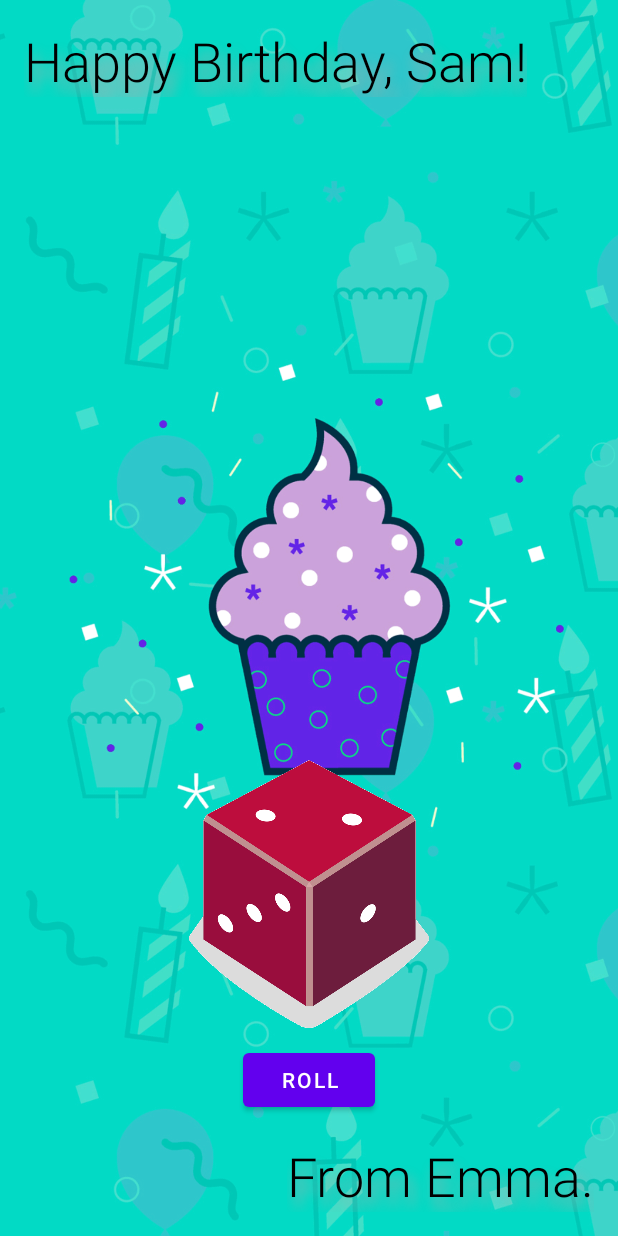
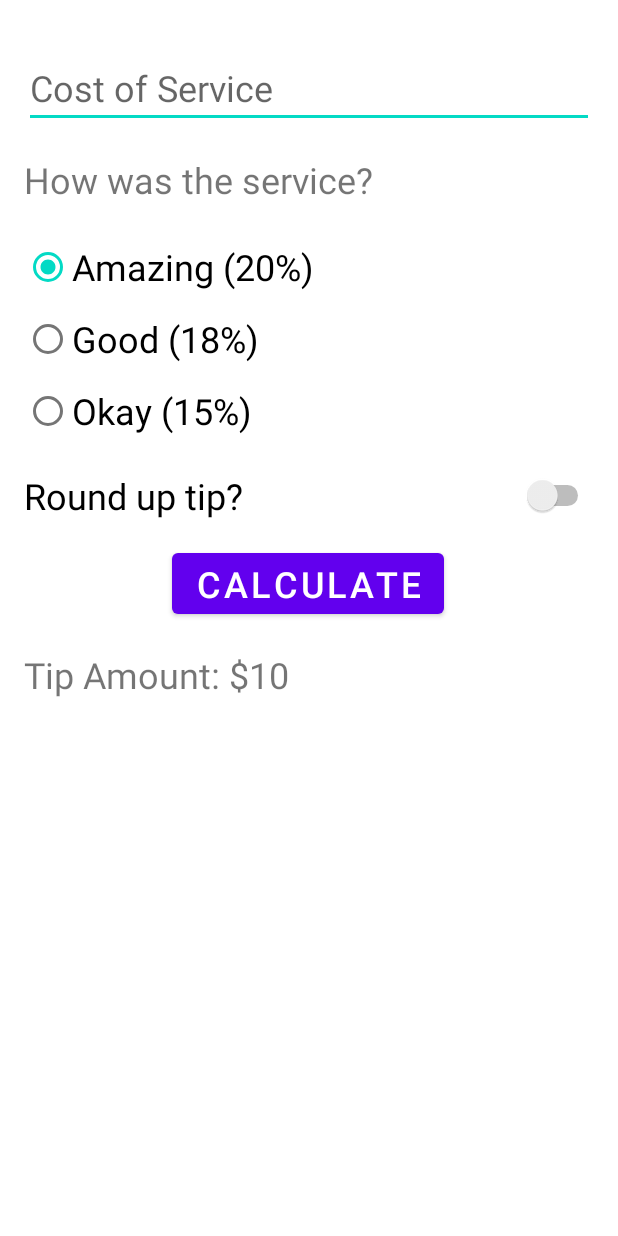
Before and after one commit to ilpwork/HappyBirthday, an Android app: the layout activity_main.xml on its own in the app's theme, with its tools: preview values and no code run, on a phone screen of 412 x 824 dp. Run offline under Robolectric (Android 15) with nearby library versions, the phone set to English and light mode, and no system bars.

Commit message:
Calculate Tip

```diff
--- a/app/build.gradle
+++ b/app/build.gradle
@@ -16,7 +16,9 @@ android {
 
         testInstrumentationRunner "androidx.test.runner.AndroidJUnitRunner"
     }
-
+    buildFeatures {
+        viewBinding = true
+    }
     buildTypes {
         release {
             minifyEnabled false
--- a/app/src/main/res/layout/activity_main.xml
+++ b/app/src/main/res/layout/activity_main.xml
@@ -4,73 +4,110 @@
     xmlns:tools="http://schemas.android.com/tools"
     android:layout_width="match_parent"
     android:layout_height="match_parent"
-    tools:context=".MainActivity">
+    tools:context=".MainActivityDice">
 
-    <ImageView
-        android:id="@+id/imageView"
+
+    <EditText
+        android:id="@+id/costOfService"
         android:layout_width="0dp"
-        android:layout_height="0dp"
-        android:contentDescription="@string/birtday_card_description"
-        android:scaleType="centerCrop"
-        app:layout_constraintBottom_toBottomOf="parent"
-        app:layout_constraintEnd_toEndOf="parent"
-        app:layout_constraintHorizontal_bias="0.0"
-        app:layout_constraintStart_toStartOf="parent"
-        app:layout_constraintTop_toTopOf="parent"
-        app:layout_constraintVertical_bias="0.0"
-        app:srcCompat="@drawable/androidparty" />
-
-    <TextView
-        android:id="@+id/textView"
-        android:layout_width="wrap_content"
         android:layout_height="wrap_content"
         android:layout_marginStart="16dp"
-        android:layout_marginTop="16dp"
-        android:fontFamily="sans-serif-light"
-        android:shadowColor="@android:color/darker_gray"
-        android:shadowDx="5"
-        android:shadowDy="10"
-        android:shadowRadius="10"
-        android:text="Happy Birthday, Sam!"
-        android:textColor="@color/black"
-        android:textSize="36sp"
+        android:layout_marginTop="32dp"
+        android:layout_marginEnd="16dp"
+        android:ems="10"
+        android:hint="@string/cost_of_service"
+        android:inputType="numberDecimal"
+        android:textSize="24sp"
+        app:layout_constraintEnd_toEndOf="parent"
         app:layout_constraintStart_toStartOf="parent"
         app:layout_constraintTop_toTopOf="parent" />
 
     <TextView
-        android:id="@+id/textView2"
+        android:id="@+id/textView3"
+        android:layout_width="0dp"
+        android:layout_height="wrap_content"
+        android:layout_marginStart="16dp"
+        android:layout_marginTop="18dp"
+        android:layout_marginEnd="16dp"
+        android:text="@string/service_question"
+        android:textSize="24sp"
+        app:layout_constraintEnd_toEndOf="parent"
+        app:layout_constraintStart_toStartOf="parent"
+        app:layout_constraintTop_toBottomOf="@+id/costOfService" />
+
+    <RadioGroup
+        android:id="@+id/tipOptions"
+        android:layout_width="0dp"
+        android:layout_height="wrap_content"
+        android:layout_marginStart="16dp"
+        android:layout_marginTop="18dp"
+        android:layout_marginEnd="16dp"
+        android:checkedButton="@id/optionTwenty"
+        app:layout_constraintEnd_toEndOf="parent"
+        app:layout_constraintStart_toStartOf="parent"
+        app:layout_constraintTop_toBottomOf="@+id/textView3">
+
+        <RadioButton
+            android:id="@+id/optionTwenty"
+            android:layout_width="match_parent"
+            android:layout_height="wrap_content"
+            android:text="@string/option_20"
+            android:textSize="24sp" />
+
+        <RadioButton
+            android:id="@+id/optionEighteen"
+            android:layout_width="match_parent"
+            android:layout_height="wrap_content"
+            android:text="@string/option_18"
+            android:textSize="24sp" />
+
+        <RadioButton
+            android:id="@+id/optionFifteen"
+            android:layout_width="match_parent"
+            android:layout_height="wrap_content"
+            android:text="@string/option_15"
+            android:textSize="24sp" />
+    </RadioGroup>
+
+    <Switch
+        android:id="@+id/round_up_switch"
+        android:layout_width="0dp"
+        android:layout_height="wrap_content"
+        android:layout_marginStart="16dp"
+        android:layout_marginTop="16dp"
+        android:layout_marginEnd="16dp"
+        android:text="@string/round_up_tip"
+        android:textSize="24sp"
+        app:layout_constraintEnd_toEndOf="parent"
+        app:layout_constraintStart_toStartOf="parent"
+        app:layout_constraintTop_toBottomOf="@+id/tipOptions"
+        tools:ignore="UseSwitchCompatOrMaterialXml" />
+
+    <Button
+        android:id="@+id/calculateButton"
         android:layout_width="wrap_content"
         android:layout_height="wrap_content"
+        android:layout_marginTop="16dp"
+        android:text="@string/calculate"
+        android:textSize="24sp"
+        app:layout_constraintEnd_toEndOf="parent"
+        app:layout_constraintHorizontal_bias="0.498"
+        app:layout_constraintStart_toStartOf="parent"
+        app:layout_constraintTop_toBottomOf="@id/round_up_switch" />
+
+    <TextView
+        android:id="@+id/tipResult"
+        android:layout_width="0dp"
+        android:layout_height="wrap_content"
+        android:layout_marginStart="16dp"
+        android:layout_marginTop="18dp"
         android:layout_marginEnd="16dp"
-        android:layout_marginBottom="16dp"
-        android:fontFamily="sans-serif-light"
-        android:shadowColor="@android:color/darker_gray"
-        android:shadowDx="5"
-        android:shadowDy="10"
-        android:shadowRadius="10"
-        android:text="From Emma."
-        android:textColor="@color/black"
-        android:textSize="36sp"
-        app:layout_constraintBottom_toBottomOf="parent"
-        app:layout_constraintEnd_toEndOf="parent" />
-
-    <Button
-        android:id="@+id/button"
-        android:layout_width="wrap_content"
-        android:layout_height="wrap_content"
-        android:text="Roll"
+        android:text="@string/tip_amount"
+        tools:text="Tip Amount: $10"
+        android:textSize="24sp"
         app:layout_constraintEnd_toEndOf="parent"
         app:layout_constraintStart_toStartOf="parent"
-        app:layout_constraintTop_toBottomOf="@+id/imageView2" />
+        app:layout_constraintTop_toBottomOf="@+id/calculateButton" />
 
-    <ImageView
-        android:id="@+id/imageView2"
-        android:layout_width="160dp"
-        android:layout_height="200dp"
-        android:layout_marginBottom="128dp"
-        app:layout_constraintBottom_toBottomOf="parent"
-        app:layout_constraintEnd_toEndOf="parent"
-        app:layout_constraintStart_toStartOf="parent"
-        tools:srcCompat="@drawable/dice_2" />
 
 </androidx.constraintlayout.widget.ConstraintLayout>
--- a/app/src/main/res/values/strings.xml
+++ b/app/src/main/res/values/strings.xml
@@ -1,4 +1,12 @@
 <resources>
     <string name="app_name">Happy Birthday</string>
     <string name="birtday_card_description">Birtday card</string>
+    <string name="cost_of_service">Cost of Service</string>
+    <string name="service_question">How was the service?</string>
+    <string name="option_18">Good (18%)</string>
+    <string name="option_20">Amazing (20%)</string>
+    <string name="option_15">Okay (15%)</string>
+    <string name="round_up_tip">Round up tip?</string>
+    <string name="calculate">Calculate</string>
+    <string name="tip_amount">Tip Amount: %s</string>
 </resources>
```
Also changed, not shown: app/src/main/java/com/example/happybirthday/MainActivity.kt (+25 -19 lines), app/src/main/java/com/example/happybirthday/MainActivityDice.kt (added, +28 -0 lines), app/src/main/res/layout/activity_main_birtday_dice.xml (added, +76 -0 lines).
